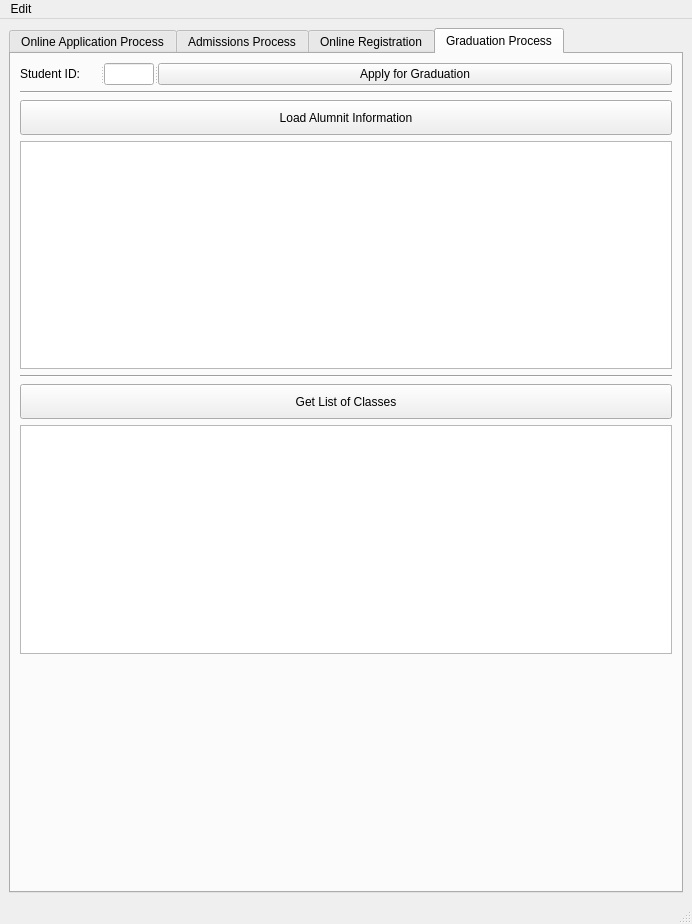
kiryha/CIS556, file starrs/ui/ui_main.ui: the form before one commit.
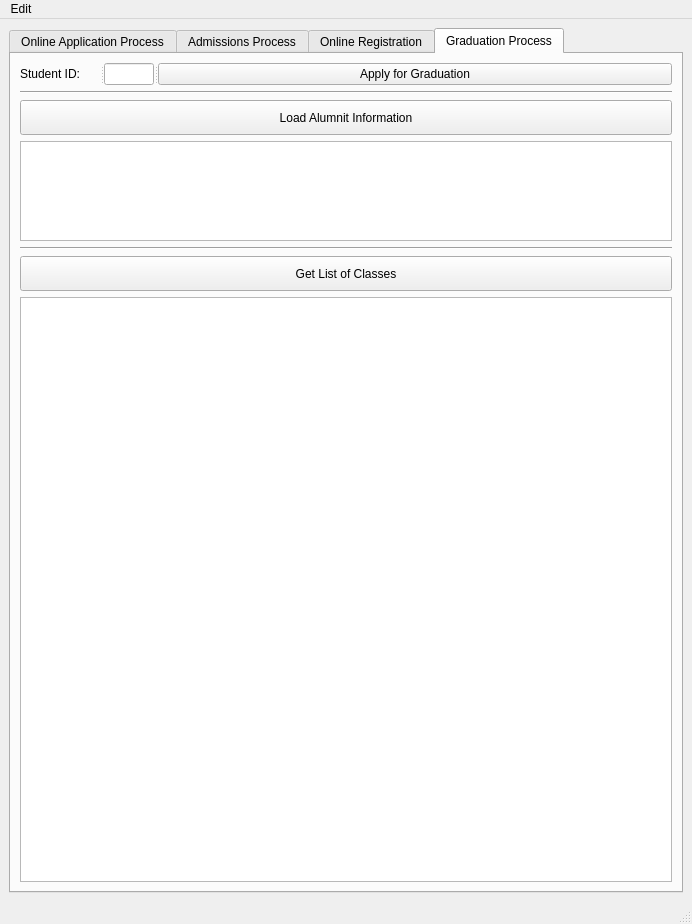
The form after the commit. The open tabs and pages were chosen to show the change.

Commit message: Get list of alumni courses

What changed in the file:
```diff
--- a/starrs/ui/ui_main.ui
+++ b/starrs/ui/ui_main.ui
@@ -1202,7 +1202,14 @@
          </widget>
         </item>
         <item>
-         <widget class="QTableView" name="tabAlumniData"/>
+         <widget class="QTableView" name="tabAlumniData">
+          <property name="maximumSize">
+           <size>
+            <width>16777215</width>
+            <height>100</height>
+           </size>
+          </property>
+         </widget>
         </item>
         <item>
          <widget class="Line" name="line_5">
@@ -1227,19 +1234,6 @@
         <item>
          <widget class="QTableView" name="tabClasses"/>
         </item>
-        <item>
-         <spacer name="verticalSpacer_3">
-          <property name="orientation">
-           <enum>Qt::Vertical</enum>
-          </property>
-          <property name="sizeHint" stdset="0">
-           <size>
-            <width>20</width>
-            <height>40</height>
-           </size>
-          </property>
-         </spacer>
-        </item>
        </layout>
       </widget>
      </widget>
```
The commit also changes 2 other files.
